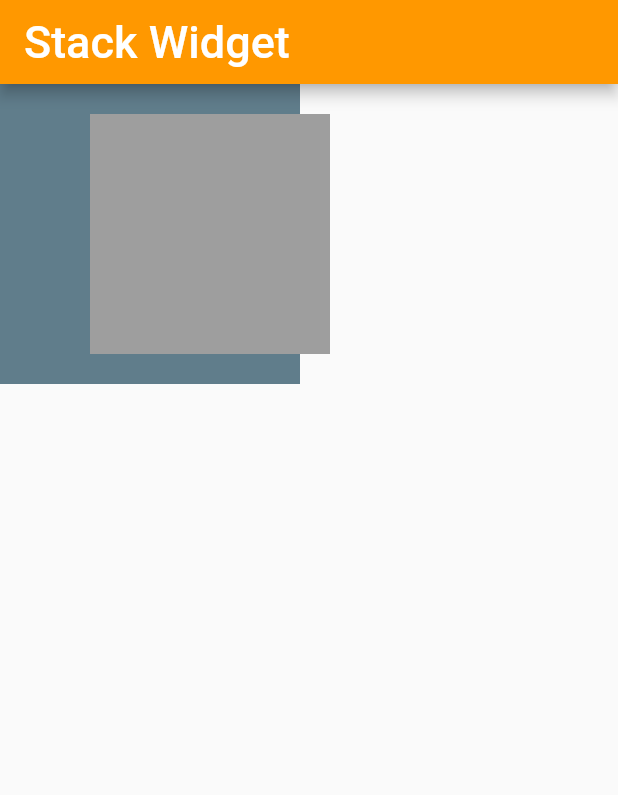
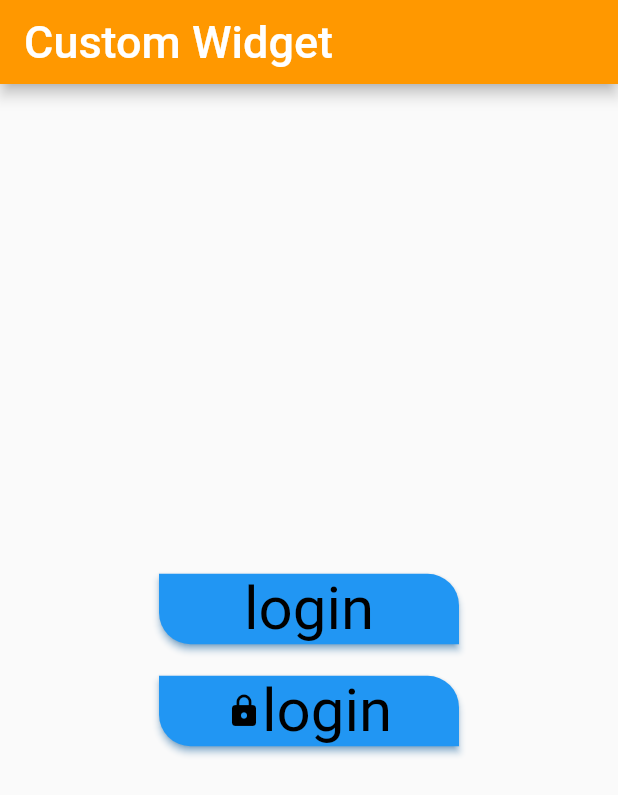
Before and after one commit to rabikrishnayadav/learn_flutter, a Flutter app: the screen it shows after launch, on a phone screen of 412 x 824 dp. Shown: the top 795 px of the screen. Run offline on Flutter 3.47's test engine with Material 2 defaults, Android fonts, the phone set to English and light mode, and no system bars.

Commit message:
Creating a Custom Widget for use multiple time

```diff
--- a/lib/main.dart
+++ b/lib/main.dart
@@ -1,6 +1,7 @@
 import 'package:flutter/material.dart';
 import 'package:learn_flutter/ui_helper/text_theme.dart';
 import 'package:intl/intl.dart';
+import 'package:learn_flutter/widgets/rounded_btn.dart';
 
 void main() {
   runApp(const MyApp());
@@ -96,27 +97,34 @@ class _MyHomePageState extends State<MyHomePage> {
 
     return Scaffold(
       appBar: AppBar(
-        title: Text("Stack Widget", style: mTextStyle50()),
+        title: Text("Custom Widget", style: mTextStyle50()),
       ),
-      body: Container(
-        width: 300,
-        height: 300,
-        child: Stack(
+      body: Center(
+        child: Column(
+          mainAxisAlignment: MainAxisAlignment.center,
           children: [
             Container(
               width: 200,
-              height: 200,
-              color: Colors.blueGrey,
+              child: RoundedButton(
+                btnName: "login",
+                callback: (){
+                  print("Logged in!!");
+                },
+                textStyle: mTextStyle40(),
+              ),
             ),
-            Positioned(
-              top: 20,
-              left: 60,
-              child: Container(
-                width: 160,
-                height: 160,
-                color: Colors.grey,
+            Container(height: 20,),
+            Container(
+              width: 200,
+              child: RoundedButton(
+                btnName: "login",
+                icon: Icon(Icons.lock),
+                callback: (){
+                  print("Logged in!!");
+                },
+                textStyle: mTextStyle40(),
               ),
-            )
+            ),
           ],
         ),
       )
--- /dev/null
+++ b/lib/widgets/rounded_btn.dart
@@ -0,0 +1,48 @@
+import 'package:flutter/cupertino.dart';
+import 'package:flutter/material.dart';
+
+class RoundedButton extends StatelessWidget{
+
+  final String btnName;
+  final Icon? icon;
+  final Color? bgColor;
+  final TextStyle? textStyle;
+  final VoidCallback? callback;
+
+
+  RoundedButton({ required this.btnName,
+  this.icon,
+  this.bgColor = Colors.blue,
+  this.textStyle,
+  this.callback
+});
+
+
+  @override
+  Widget build(BuildContext context) {
+
+    return ElevatedButton(
+        onPressed: (){
+          callback!();
+        },
+        child: icon!=null ? Row(
+          mainAxisAlignment: MainAxisAlignment.center,
+          children: [
+            icon!,
+            Text(btnName, style: textStyle,)
+          ],
+        ) : Text(btnName, style: textStyle,),
+      style: ElevatedButton.styleFrom(
+        backgroundColor: bgColor,
+        shadowColor: bgColor,
+        shape: RoundedRectangleBorder(
+          borderRadius: BorderRadius.only(
+            topRight: Radius.circular(21),
+            bottomLeft: Radius.circular(21)
+          ),
+        )
+      ),
+    );
+  }
+
+}
```
